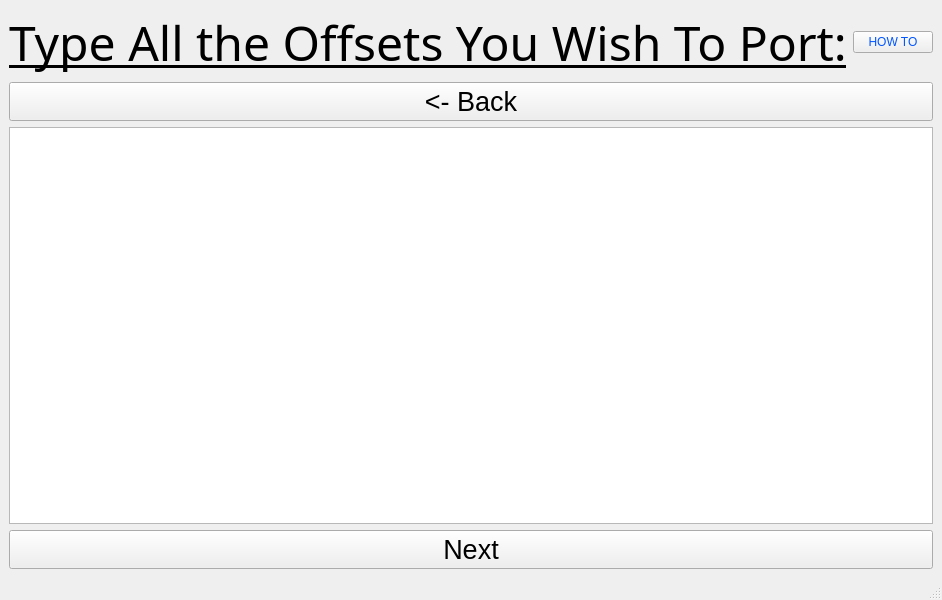
Qt form resources/interfaces/getMultipleOffsets/getMultipleOffsets.ui (tiliarou/findBytes-GUI) before a commit.
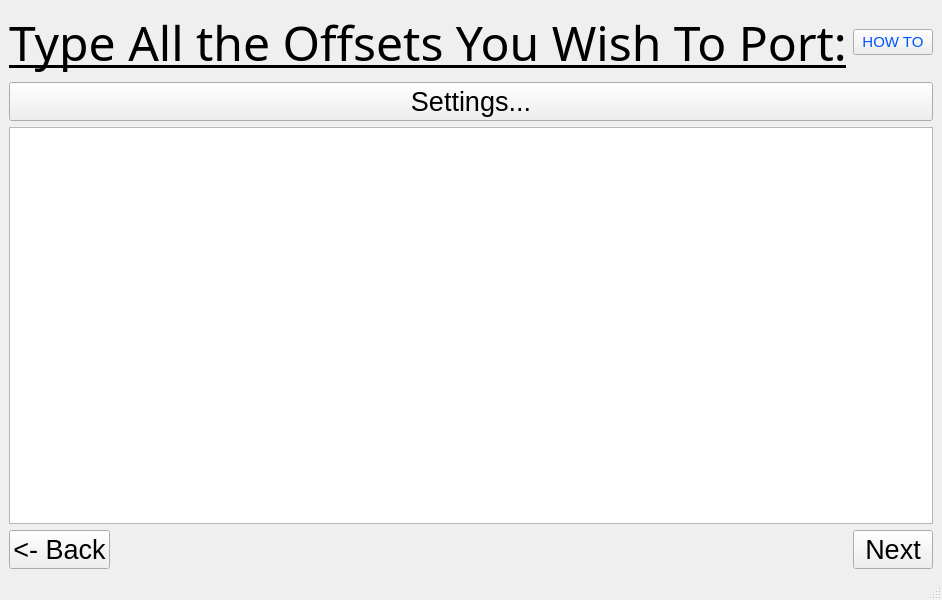
The same form after that commit.

```diff
--- a/resources/interfaces/getMultipleOffsets/getMultipleOffsets.ui
+++ b/resources/interfaces/getMultipleOffsets/getMultipleOffsets.ui
@@ -19,6 +19,8 @@
   <widget class="QWidget" name="centralwidget">
    <layout class="QVBoxLayout" name="verticalLayout">
     <item>
+     <layout class="QGridLayout" name="gridLayout">
+      <item row="0" column="0">
      <layout class="QHBoxLayout" name="horizontalLayout">
       <item>
        <widget class="QLabel" name="title">
@@ -36,27 +38,58 @@
       </item>
       <item>
        <widget class="QPushButton" name="howTo">
+          <property name="sizePolicy">
+           <sizepolicy hsizetype="Expanding" vsizetype="Fixed">
+            <horstretch>0</horstretch>
+            <verstretch>0</verstretch>
+           </sizepolicy>
+          </property>
+          <property name="font">
+           <font>
+            <pointsize>11</pointsize>
+           </font>
+          </property>
+          <property name="layoutDirection">
+           <enum>Qt::LeftToRight</enum>
+          </property>
         <property name="styleSheet">
          <string notr="true">color: rgb(0, 85, 255);</string>
         </property>
         <property name="text">
          <string>HOW TO</string>
         </property>
+          <property name="checkable">
+           <bool>false</bool>
+          </property>
+          <property name="autoRepeat">
+           <bool>true</bool>
+          </property>
+          <property name="autoDefault">
+           <bool>false</bool>
+          </property>
+          <property name="default">
+           <bool>false</bool>
+          </property>
+          <property name="flat">
+           <bool>false</bool>
+          </property>
        </widget>
       </item>
      </layout>
     </item>
-    <item>
-     <widget class="QPushButton" name="back">
+      <item row="1" column="0">
+       <widget class="QPushButton" name="Settings">
       <property name="font">
        <font>
         <pointsize>20</pointsize>
        </font>
       </property>
       <property name="text">
-       <string>&lt;- Back</string>
-      </property>
-     </widget>
+         <string>Settings...</string>
+        </property>
+       </widget>
+      </item>
+     </layout>
     </item>
     <item>
      <widget class="QPlainTextEdit" name="offsets">
@@ -71,6 +104,36 @@
      </widget>
     </item>
     <item>
+     <layout class="QHBoxLayout" name="horizontalLayout_3">
+      <item>
+       <widget class="QPushButton" name="back">
+        <property name="font">
+         <font>
+          <pointsize>20</pointsize>
+         </font>
+        </property>
+        <property name="text">
+         <string>&lt;- Back</string>
+        </property>
+       </widget>
+      </item>
+      <item>
+       <spacer name="horizontalSpacer">
+        <property name="orientation">
+         <enum>Qt::Horizontal</enum>
+        </property>
+        <property name="sizeType">
+         <enum>QSizePolicy::MinimumExpanding</enum>
+        </property>
+        <property name="sizeHint" stdset="0">
+         <size>
+          <width>30</width>
+          <height>30</height>
+         </size>
+        </property>
+       </spacer>
+      </item>
+      <item>
      <widget class="QPushButton" name="Next">
       <property name="font">
        <font>
@@ -81,6 +144,8 @@
        <string>Next</string>
       </property>
      </widget>
+      </item>
+     </layout>
     </item>
    </layout>
   </widget>
```
Lines whose indentation alone changed are shown as unchanged.
